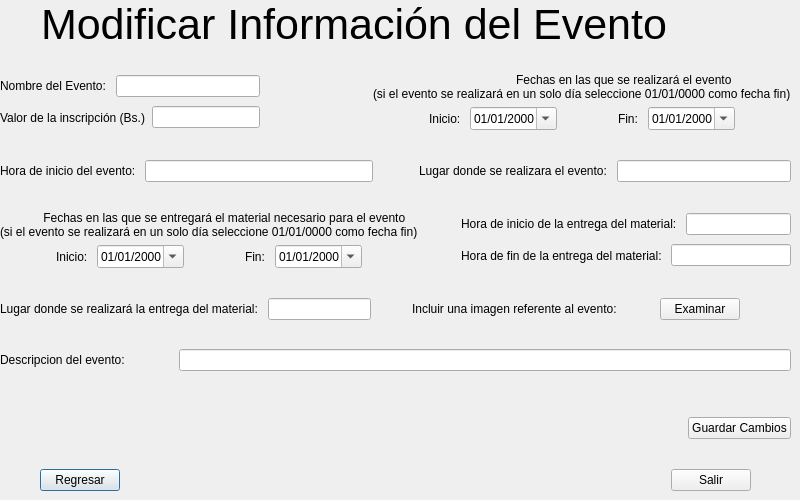
Before: the Qt Designer form project/modeventwindow.ui in EduuardoPerez/Championship, drawn with Qt 5.
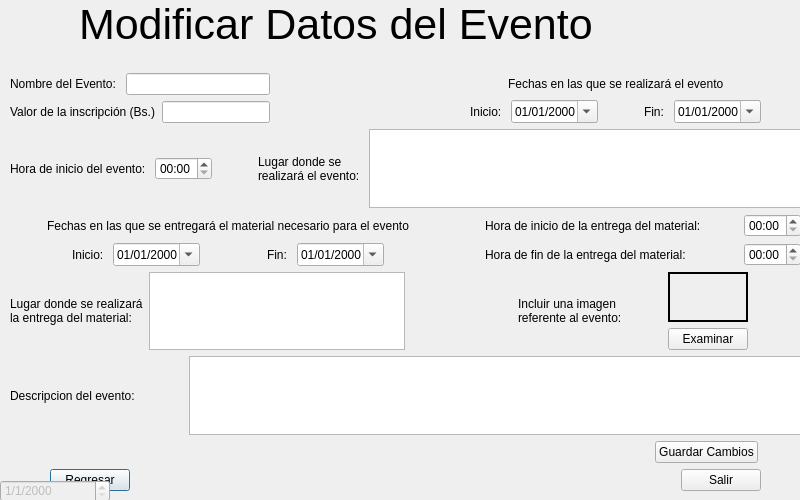
After: the same form once the commit is applied.

Commit message: modificaciones en el criterio de comparacion, pasos finales en el CRUD para eventos

```diff
--- a/project/modeventwindow.ui
+++ b/project/modeventwindow.ui
@@ -16,7 +16,7 @@
   <widget class="QWidget" name="layoutWidget">
    <property name="geometry">
     <rect>
-     <x>0</x>
+     <x>10</x>
      <y>0</y>
      <width>791</width>
      <height>491</height>
@@ -199,14 +199,39 @@
          <layout class="QVBoxLayout" name="verticalLayout_9">
           <item>
            <layout class="QHBoxLayout" name="horizontalLayout_28">
+            <item>
+             <spacer name="horizontalSpacer_4">
+              <property name="orientation">
+               <enum>Qt::Horizontal</enum>
+              </property>
+              <property name="sizeHint" stdset="0">
+               <size>
+                <width>40</width>
+                <height>20</height>
+               </size>
+              </property>
+             </spacer>
+            </item>
             <item>
              <widget class="QLabel" name="label_5">
               <property name="text">
-               <string>                                           Fechas en las que se realizará el evento
-(si el evento se realizará en un solo día seleccione 01/01/0000 como fecha fin)</string>
+               <string>Fechas en las que se realizará el evento</string>
               </property>
              </widget>
             </item>
+            <item>
+             <spacer name="horizontalSpacer_3">
+              <property name="orientation">
+               <enum>Qt::Horizontal</enum>
+              </property>
+              <property name="sizeHint" stdset="0">
+               <size>
+                <width>40</width>
+                <height>20</height>
+               </size>
+              </property>
+             </spacer>
+            </item>
            </layout>
           </item>
           <item>
@@ -342,7 +367,21 @@
            </widget>
           </item>
           <item>
-           <widget class="QLineEdit" name="horaeventole_2"/>
+           <widget class="QTimeEdit" name="teEventHour">
+            <property name="displayFormat">
+             <string>hh:mm</string>
+            </property>
+            <property name="calendarPopup">
+             <bool>false</bool>
+            </property>
+            <property name="time">
+             <time>
+              <hour>0</hour>
+              <minute>0</minute>
+              <second>0</second>
+             </time>
+            </property>
+           </widget>
           </item>
          </layout>
         </item>
@@ -367,12 +406,13 @@
           <item>
            <widget class="QLabel" name="lugareventotl_2">
             <property name="text">
-             <string>Lugar donde se realizara el evento: </string>
+             <string>Lugar donde se
+realizará el evento: </string>
             </property>
            </widget>
           </item>
           <item>
-           <widget class="QLineEdit" name="lugareventole_2"/>
+           <widget class="QTextEdit" name="txeEventPlace"/>
           </item>
          </layout>
         </item>
@@ -397,14 +437,39 @@
          <layout class="QVBoxLayout" name="verticalLayout_10">
           <item>
            <layout class="QHBoxLayout" name="horizontalLayout_34">
+            <item>
+             <spacer name="horizontalSpacer_5">
+              <property name="orientation">
+               <enum>Qt::Horizontal</enum>
+              </property>
+              <property name="sizeHint" stdset="0">
+               <size>
+                <width>40</width>
+                <height>20</height>
+               </size>
+              </property>
+             </spacer>
+            </item>
             <item>
              <widget class="QLabel" name="label_6">
               <property name="text">
-               <string>             Fechas en las que se entregará el material necesario para el evento
-(si el evento se realizará en un solo día seleccione 01/01/0000 como fecha fin)</string>
+               <string>Fechas en las que se entregará el material necesario para el evento</string>
               </property>
              </widget>
             </item>
+            <item>
+             <spacer name="horizontalSpacer_6">
+              <property name="orientation">
+               <enum>Qt::Horizontal</enum>
+              </property>
+              <property name="sizeHint" stdset="0">
+               <size>
+                <width>40</width>
+                <height>20</height>
+               </size>
+              </property>
+             </spacer>
+            </item>
            </layout>
           </item>
           <item>
@@ -509,7 +574,24 @@
            </widget>
           </item>
           <item>
-           <widget class="QLineEdit" name="horainimaterialle_2"/>
+           <spacer name="horizontalSpacer_2">
+            <property name="orientation">
+             <enum>Qt::Horizontal</enum>
+            </property>
+            <property name="sizeHint" stdset="0">
+             <size>
+              <width>40</width>
+              <height>20</height>
+             </size>
+            </property>
+           </spacer>
+          </item>
+          <item>
+           <widget class="QTimeEdit" name="teHourBegMate">
+            <property name="displayFormat">
+             <string>hh:mm</string>
+            </property>
+           </widget>
           </item>
          </layout>
         </item>
@@ -536,7 +618,24 @@
            </widget>
           </item>
           <item>
-           <widget class="QLineEdit" name="horafinmaterialle_2"/>
+           <spacer name="horizontalSpacer">
+            <property name="orientation">
+             <enum>Qt::Horizontal</enum>
+            </property>
+            <property name="sizeHint" stdset="0">
+             <size>
+              <width>40</width>
+              <height>20</height>
+             </size>
+            </property>
+           </spacer>
+          </item>
+          <item>
+           <widget class="QTimeEdit" name="teHourFinMate">
+            <property name="displayFormat">
+             <string>hh:mm</string>
+            </property>
+           </widget>
           </item>
          </layout>
         </item>
@@ -550,7 +649,7 @@
         <property name="sizeHint" stdset="0">
          <size>
           <width>17</width>
-          <height>17</height>
+          <height>5</height>
          </size>
         </property>
        </spacer>
@@ -562,12 +661,13 @@
           <item>
            <widget class="QLabel" name="lugarmaterialtl_2">
             <property name="text">
-             <string>Lugar donde se realizará la entrega del material: </string>
+             <string>Lugar donde se realizará
+la entrega del material: </string>
             </property>
            </widget>
           </item>
           <item>
-           <widget class="QLineEdit" name="lugarmaterialle_2"/>
+           <widget class="QTextEdit" name="txeMatePlace"/>
           </item>
          </layout>
         </item>
@@ -589,7 +689,8 @@
           <item>
            <widget class="QLabel" name="label_7">
             <property name="text">
-             <string>Incluir una imagen referente al evento:</string>
+             <string>Incluir una imagen
+referente al evento:</string>
             </property>
            </widget>
           </item>
@@ -607,11 +708,37 @@
            </spacer>
           </item>
           <item>
-           <widget class="QPushButton" name="examinarpb_2">
-            <property name="text">
-             <string>Examinar</string>
-            </property>
-           </widget>
+           <layout class="QGridLayout" name="gridLayout">
+            <item row="1" column="0">
+             <widget class="QLabel" name="lPicture">
+              <property name="enabled">
+               <bool>true</bool>
+              </property>
+              <property name="mouseTracking">
+               <bool>false</bool>
+              </property>
+              <property name="frameShape">
+               <enum>QFrame::WinPanel</enum>
+              </property>
+              <property name="frameShadow">
+               <enum>QFrame::Plain</enum>
+              </property>
+              <property name="text">
+               <string/>
+              </property>
+              <property name="scaledContents">
+               <bool>true</bool>
+              </property>
+             </widget>
+            </item>
+            <item row="2" column="0">
+             <widget class="QPushButton" name="pbExaminar">
+              <property name="text">
+               <string>Examinar</string>
+              </property>
+             </widget>
+            </item>
+           </layout>
           </item>
           <item>
            <spacer name="horizontalSpacer_48">
@@ -645,7 +772,7 @@
         <property name="sizeHint" stdset="0">
          <size>
           <width>20</width>
-          <height>18</height>
+          <height>5</height>
          </size>
         </property>
        </spacer>
@@ -676,7 +803,7 @@
          </spacer>
         </item>
         <item>
-         <widget class="QLineEdit" name="descripcionle_2"/>
+         <widget class="QTextEdit" name="txeDescription"/>
         </item>
        </layout>
       </item>
@@ -688,13 +815,26 @@
         <property name="sizeHint" stdset="0">
          <size>
           <width>20</width>
-          <height>40</height>
+          <height>10</height>
          </size>
         </property>
        </spacer>
       </item>
       <item>
        <layout class="QHBoxLayout" name="horizontalLayout_42">
+        <item>
+         <spacer name="horizontalSpacer_7">
+          <property name="orientation">
+           <enum>Qt::Horizontal</enum>
+          </property>
+          <property name="sizeHint" stdset="0">
+           <size>
+            <width>40</width>
+            <height>20</height>
+           </size>
+          </property>
+         </spacer>
+        </item>
         <item>
          <spacer name="horizontalSpacer_53">
           <property name="orientation">
@@ -708,6 +848,175 @@
           </property>
          </spacer>
         </item>
+        <item>
+         <spacer name="horizontalSpacer_8">
+          <property name="orientation">
+           <enum>Qt::Horizontal</enum>
+          </property>
+          <property name="sizeHint" stdset="0">
+           <size>
+            <width>40</width>
+            <height>20</height>
+           </size>
+          </property>
+         </spacer>
+        </item>
+        <item>
+         <spacer name="horizontalSpacer_11">
+          <property name="orientation">
+           <enum>Qt::Horizontal</enum>
+          </property>
+          <property name="sizeHint" stdset="0">
+           <size>
+            <width>40</width>
+            <height>20</height>
+           </size>
+          </property>
+         </spacer>
+        </item>
+        <item>
+         <spacer name="horizontalSpacer_14">
+          <property name="orientation">
+           <enum>Qt::Horizontal</enum>
+          </property>
+          <property name="sizeHint" stdset="0">
+           <size>
+            <width>40</width>
+            <height>20</height>
+           </size>
+          </property>
+         </spacer>
+        </item>
+        <item>
+         <spacer name="horizontalSpacer_13">
+          <property name="orientation">
+           <enum>Qt::Horizontal</enum>
+          </property>
+          <property name="sizeHint" stdset="0">
+           <size>
+            <width>40</width>
+            <height>20</height>
+           </size>
+          </property>
+         </spacer>
+        </item>
+        <item>
+         <spacer name="horizontalSpacer_10">
+          <property name="orientation">
+           <enum>Qt::Horizontal</enum>
+          </property>
+          <property name="sizeHint" stdset="0">
+           <size>
+            <width>40</width>
+            <height>20</height>
+           </size>
+          </property>
+         </spacer>
+        </item>
+        <item>
+         <spacer name="horizontalSpacer_12">
+          <property name="orientation">
+           <enum>Qt::Horizontal</enum>
+          </property>
+          <property name="sizeHint" stdset="0">
+           <size>
+            <width>40</width>
+            <height>20</height>
+           </size>
+          </property>
+         </spacer>
+        </item>
+        <item>
+         <spacer name="horizontalSpacer_16">
+          <property name="orientation">
+           <enum>Qt::Horizontal</enum>
+          </property>
+          <property name="sizeHint" stdset="0">
+           <size>
+            <width>40</width>
+            <height>20</height>
+           </size>
+          </property>
+         </spacer>
+        </item>
+        <item>
+         <spacer name="horizontalSpacer_19">
+          <property name="orientation">
+           <enum>Qt::Horizontal</enum>
+          </property>
+          <property name="sizeHint" stdset="0">
+           <size>
+            <width>40</width>
+            <height>20</height>
+           </size>
+          </property>
+         </spacer>
+        </item>
+        <item>
+         <spacer name="horizontalSpacer_21">
+          <property name="orientation">
+           <enum>Qt::Horizontal</enum>
+          </property>
+          <property name="sizeHint" stdset="0">
+           <size>
+            <width>40</width>
+            <height>20</height>
+           </size>
+          </property>
+         </spacer>
+        </item>
+        <item>
+         <spacer name="horizontalSpacer_20">
+          <property name="orientation">
+           <enum>Qt::Horizontal</enum>
+          </property>
+          <property name="sizeHint" stdset="0">
+           <size>
+            <width>40</width>
+            <height>20</height>
+           </size>
+          </property>
+         </spacer>
+        </item>
+        <item>
+         <spacer name="horizontalSpacer_18">
+          <property name="orientation">
+           <enum>Qt::Horizontal</enum>
+          </property>
+          <property name="sizeHint" stdset="0">
+           <size>
+            <width>40</width>
+            <height>20</height>
+           </size>
+          </property>
+         </spacer>
+        </item>
+        <item>
+         <spacer name="horizontalSpacer_17">
+          <property name="orientation">
+           <enum>Qt::Horizontal</enum>
+          </property>
+          <property name="sizeHint" stdset="0">
+           <size>
+            <width>40</width>
+            <height>20</height>
+           </size>
+          </property>
+         </spacer>
+        </item>
+        <item>
+         <spacer name="horizontalSpacer_15">
+          <property name="orientation">
+           <enum>Qt::Horizontal</enum>
+          </property>
+          <property name="sizeHint" stdset="0">
+           <size>
+            <width>40</width>
+            <height>20</height>
+           </size>
+          </property>
+         </spacer>
+        </item>
         <item>
          <widget class="QPushButton" name="pbGuardar">
           <property name="text">
@@ -715,6 +1024,19 @@
           </property>
          </widget>
         </item>
+        <item>
+         <spacer name="horizontalSpacer_9">
+          <property name="orientation">
+           <enum>Qt::Horizontal</enum>
+          </property>
+          <property name="sizeHint" stdset="0">
+           <size>
+            <width>40</width>
+            <height>20</height>
+           </size>
+          </property>
+         </spacer>
+        </item>
        </layout>
       </item>
       <item>
@@ -724,8 +1046,8 @@
         </property>
         <property name="sizeHint" stdset="0">
          <size>
-          <width>20</width>
-          <height>18</height>
+          <width>10</width>
+          <height>10</height>
          </size>
         </property>
        </spacer>
@@ -779,7 +1101,7 @@
        </font>
       </property>
       <property name="text">
-       <string>Modificar Información del Evento</string>
+       <string>Modificar Datos del Evento</string>
       </property>
      </widget>
     </item>
@@ -801,6 +1123,22 @@
     </item>
    </layout>
   </widget>
+  <widget class="QDateEdit" name="deCurrDate">
+   <property name="enabled">
+    <bool>false</bool>
+   </property>
+   <property name="geometry">
+    <rect>
+     <x>0</x>
+     <y>480</y>
+     <width>110</width>
+     <height>22</height>
+    </rect>
+   </property>
+   <property name="displayFormat">
+    <string>d/M/yyyy</string>
+   </property>
+  </widget>
  </widget>
  <resources/>
  <connections>
```
Left out of the diff: 30 changed lines with no effect on the pictures. The commit also changes 85 other files.
